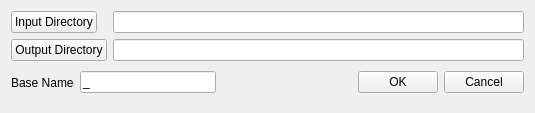
Before: the Qt Designer form ReTracer/batchbuilder.ui in vg-lab/NeuroEditor, drawn with Qt 5.
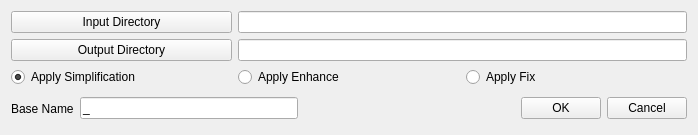
After: the same form once the commit is applied.

Patch:
```diff
--- a/ReTracer/batchbuilder.ui
+++ b/ReTracer/batchbuilder.ui
@@ -6,14 +6,14 @@
    <rect>
     <x>0</x>
     <y>0</y>
-    <width>535</width>
-    <height>113</height>
+    <width>698</width>
+    <height>134</height>
    </rect>
   </property>
   <property name="windowTitle">
    <string>BatchBuilder</string>
   </property>
-  <layout class="QFormLayout" name="formLayout">
+  <layout class="QGridLayout" name="gridLayout">
    <item row="0" column="0">
     <widget class="QPushButton" name="pushButton_inputDirectory">
      <property name="text">
@@ -21,28 +21,24 @@
      </property>
     </widget>
    </item>
-   <item row="0" column="1">
-    <widget class="QLineEdit" name="lineEdit_inputDirectory">
-     <property name="readOnly">
+   <item row="2" column="0">
+    <widget class="QRadioButton" name="radioButton_applySimplification">
+     <property name="text">
+      <string>Apply Simplification</string>
+     </property>
+     <property name="checked">
       <bool>true</bool>
      </property>
     </widget>
    </item>
-   <item row="1" column="0">
-    <widget class="QPushButton" name="pushButton_outputDirectory">
+   <item row="2" column="2">
+    <widget class="QRadioButton" name="radioButton_applyFix">
      <property name="text">
-      <string>Output Directory</string>
+      <string>Apply Fix</string>
      </property>
     </widget>
    </item>
-   <item row="1" column="1">
-    <widget class="QLineEdit" name="lineEdit_outputDirectory">
-     <property name="readOnly">
-      <bool>true</bool>
-     </property>
-    </widget>
-   </item>
-   <item row="2" column="0" colspan="2">
+   <item row="3" column="0" colspan="3">
     <layout class="QHBoxLayout">
      <property name="spacing">
       <number>6</number>
@@ -93,6 +89,34 @@
      </item>
     </layout>
    </item>
+   <item row="1" column="0">
+    <widget class="QPushButton" name="pushButton_outputDirectory">
+     <property name="text">
+      <string>Output Directory</string>
+     </property>
+    </widget>
+   </item>
+   <item row="2" column="1">
+    <widget class="QRadioButton" name="radioButton_applyEnhance">
+     <property name="text">
+      <string>Apply Enhance</string>
+     </property>
+    </widget>
+   </item>
+   <item row="1" column="1" colspan="2">
+    <widget class="QLineEdit" name="lineEdit_outputDirectory">
+     <property name="readOnly">
+      <bool>true</bool>
+     </property>
+    </widget>
+   </item>
+   <item row="0" column="1" colspan="2">
+    <widget class="QLineEdit" name="lineEdit_inputDirectory">
+     <property name="readOnly">
+      <bool>true</bool>
+     </property>
+    </widget>
+   </item>
   </layout>
  </widget>
  <layoutdefault spacing="6" margin="11"/>
```
Left out of the diff: 11 changed lines with no effect on the pictures.
